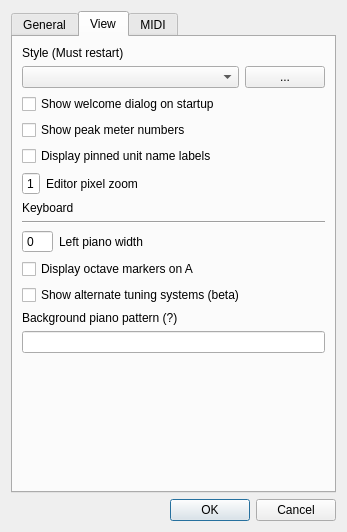
Qt form src/editor/SettingsDialog.ui (yuxshao/ptcollab) before a commit.
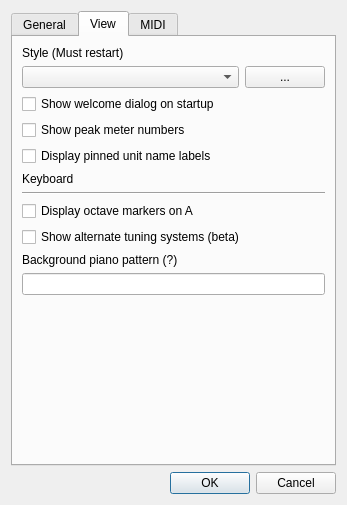
The same form after that commit. The open tabs and pages were chosen to show the change.

The edit to the form file:
```diff
--- a/src/editor/SettingsDialog.ui
+++ b/src/editor/SettingsDialog.ui
@@ -7,7 +7,7 @@
     <x>0</x>
     <y>0</y>
     <width>347</width>
-    <height>532</height>
+    <height>505</height>
    </rect>
   </property>
   <property name="windowTitle">
@@ -196,36 +196,6 @@
          </property>
         </widget>
        </item>
-       <item>
-        <layout class="QHBoxLayout" name="horizontalLayout_3">
-         <item>
-          <widget class="QSpinBox" name="displayScaleSpin">
-           <property name="buttonSymbols">
-            <enum>QAbstractSpinBox::NoButtons</enum>
-           </property>
-           <property name="minimum">
-            <number>1</number>
-           </property>
-           <property name="maximum">
-            <number>5</number>
-           </property>
-          </widget>
-         </item>
-         <item>
-          <widget class="QLabel" name="label_6">
-           <property name="sizePolicy">
-            <sizepolicy hsizetype="Preferred" vsizetype="Preferred">
-             <horstretch>1</horstretch>
-             <verstretch>0</verstretch>
-            </sizepolicy>
-           </property>
-           <property name="text">
-            <string>Editor pixel zoom</string>
-           </property>
-          </widget>
-         </item>
-        </layout>
-       </item>
        <item>
         <widget class="QLabel" name="label_3">
          <property name="text">
@@ -240,33 +210,6 @@
          </property>
         </widget>
        </item>
-       <item>
-        <layout class="QHBoxLayout" name="horizontalLayout_4">
-         <item>
-          <widget class="QSpinBox" name="leftPianoWidthSpin">
-           <property name="buttonSymbols">
-            <enum>QAbstractSpinBox::NoButtons</enum>
-           </property>
-           <property name="maximum">
-            <number>240</number>
-           </property>
-          </widget>
-         </item>
-         <item>
-          <widget class="QLabel" name="label_7">
-           <property name="sizePolicy">
-            <sizepolicy hsizetype="Preferred" vsizetype="Preferred">
-             <horstretch>1</horstretch>
-             <verstretch>0</verstretch>
-            </sizepolicy>
-           </property>
-           <property name="text">
-            <string>Left piano width</string>
-           </property>
-          </widget>
-         </item>
-        </layout>
-       </item>
        <item>
         <widget class="QCheckBox" name="octaveMarkerACheck">
          <property name="text">
```
